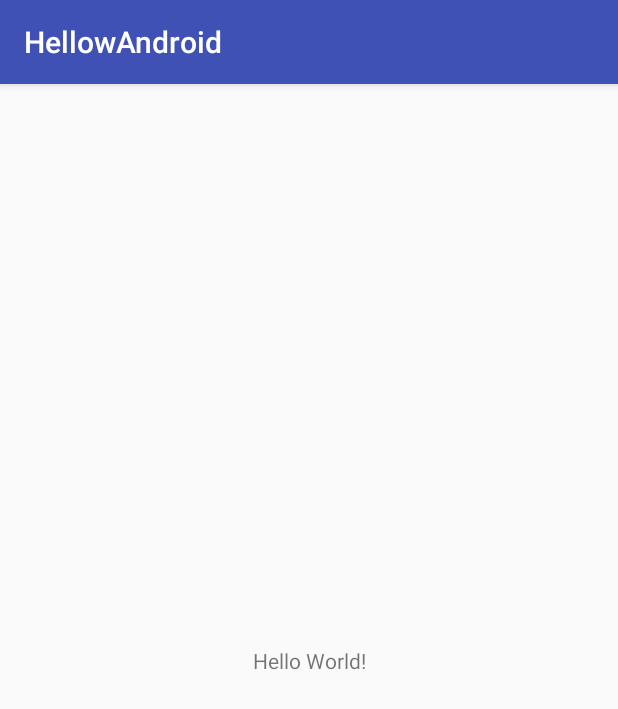
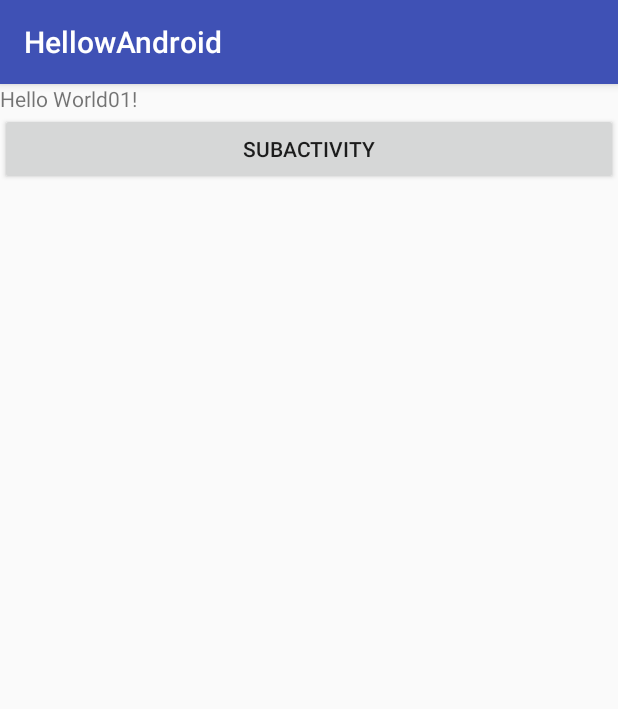
Before and after one commit to jinhobae1/HellowAndroid, an Android app: the screen it shows after launch (MainActivity), on a phone screen of 412 x 824 dp. Shown: the top 709 px of the screen. Run offline under Robolectric (Android 15) with nearby library versions, the phone set to English and light mode, and no system bars.

Commit message:
Hello Android 초기화잡업 완료

```diff
--- a/app/src/main/java/kr/or/dgit/it/hellowandroid/MainActivity.java
+++ b/app/src/main/java/kr/or/dgit/it/hellowandroid/MainActivity.java
@@ -2,6 +2,8 @@ package kr.or.dgit.it.hellowandroid;
 
 import android.support.v7.app.AppCompatActivity;
 import android.os.Bundle;
+import android.view.View;
+import android.widget.Toast;
 
 public class MainActivity extends AppCompatActivity {
 
@@ -10,4 +12,10 @@ public class MainActivity extends AppCompatActivity {
         super.onCreate(savedInstanceState);
         setContentView(R.layout.activity_main);
     }
+
+    public void mBtnClick(View view) {
+
+        Toast.makeText(this,"버튼을 클릭하였습니다.하드코딩",Toast.LENGTH_LONG).show();
+        Toast.makeText(this,R.string.btnClickMsg,Toast.LENGTH_LONG).show();
+    }
 }
--- a/app/src/main/res/layout/activity_main.xml
+++ b/app/src/main/res/layout/activity_main.xml
@@ -1,18 +1,23 @@
 <?xml version="1.0" encoding="utf-8"?>
-<android.support.constraint.ConstraintLayout xmlns:android="http://schemas.android.com/apk/res/android"
+<LinearLayout xmlns:android="http://schemas.android.com/apk/res/android"
     xmlns:app="http://schemas.android.com/apk/res-auto"
     xmlns:tools="http://schemas.android.com/tools"
     android:layout_width="match_parent"
     android:layout_height="match_parent"
+    android:orientation="vertical"
     tools:context=".MainActivity">
 
     <TextView
         android:layout_width="wrap_content"
         android:layout_height="wrap_content"
-        android:text="Hello World!"
-        app:layout_constraintBottom_toBottomOf="parent"
-        app:layout_constraintLeft_toLeftOf="parent"
-        app:layout_constraintRight_toRightOf="parent"
-        app:layout_constraintTop_toTopOf="parent" />
+        android:text="Hello World01!" />
 
-</android.support.constraint.ConstraintLayout>
+
+    <Button
+        android:layout_width="match_parent"
+        android:layout_height="wrap_content"
+        android:text="@string/subactivity"
+        android:onClick="mBtnClick"
+        />
+
+</LinearLayout>
--- a/app/src/main/res/values/strings.xml
+++ b/app/src/main/res/values/strings.xml
@@ -1,3 +1,5 @@
 <resources>
     <string name="app_name">HellowAndroid</string>
+    <string name="subactivity">SubActivity</string>
+    <string name="btnClickMsg">버튼을 눌렀습니다</string>
 </resources>
```
